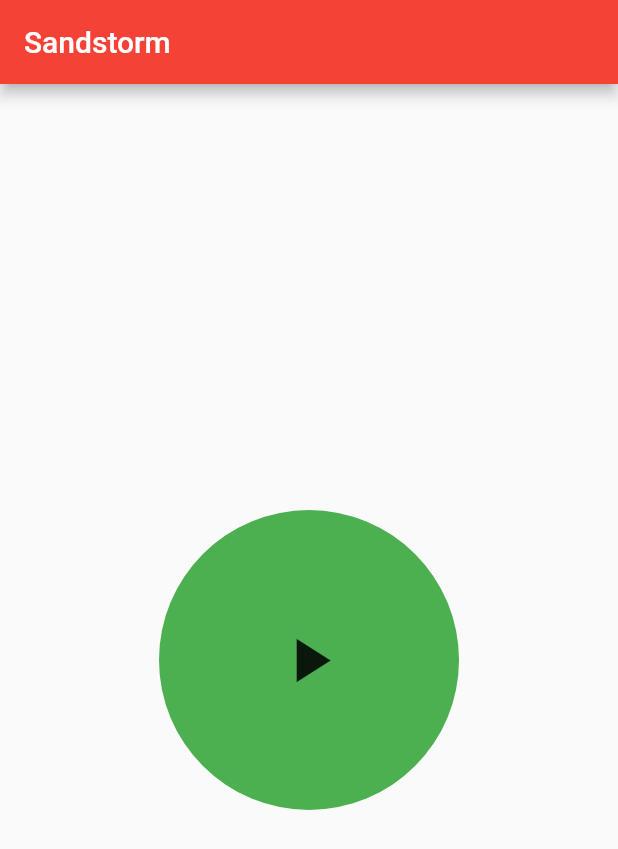
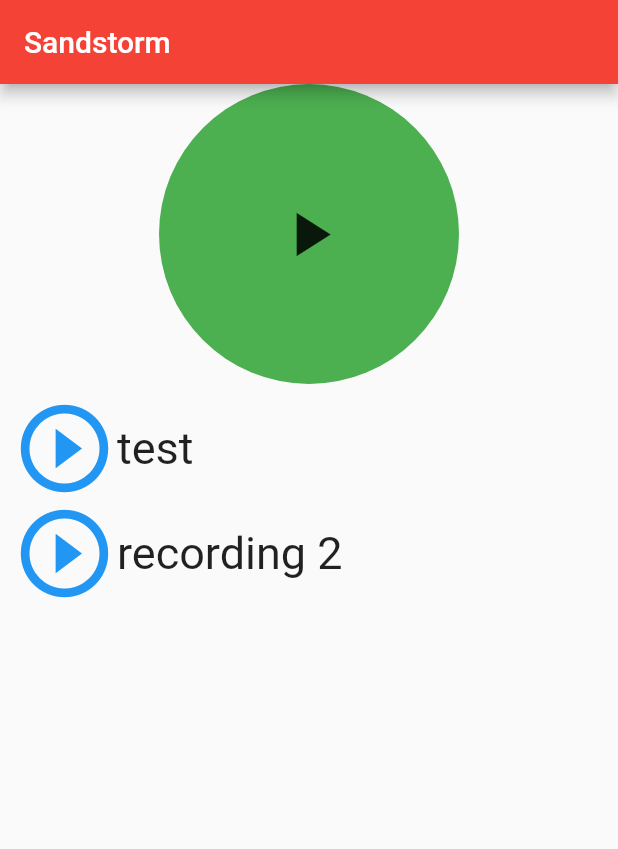
Before and after one commit to alexisrc1/sandstorm, a Flutter app: the screen it shows after launch, on a phone screen of 412 x 824 dp. Shown: the top 849 px of the screen. Run offline on Flutter 3.47's test engine with Material 2 defaults, Android fonts, the phone set to English and light mode, and no system bars; missing offline and left inert: flutter_sound, simple_permissions.

Commit message:
Add a list of recordings to the UI

```diff
--- /dev/null
+++ b/sandstorm_app/lib/Recording.dart
@@ -0,0 +1,12 @@
+Uri BASE_URI = Uri.parse("http://192.168.42.43:5000/static/recordings/");
+
+class Recording {
+  String name;
+  int time;
+
+  Recording(this.name, this.time);
+
+  Uri get uri => BASE_URI.resolve(name);
+
+  DateTime get date => new DateTime.fromMicrosecondsSinceEpoch(time ~/ 1000);
+}
--- /dev/null
+++ b/sandstorm_app/lib/RecordingWidget.dart
@@ -0,0 +1,27 @@
+import 'package:flutter/material.dart';
+import 'package:flutter/widgets.dart';
+import 'package:sandstorm_app/Recording.dart';
+
+class RecordingWidget extends StatelessWidget {
+  final Recording _recording;
+
+  RecordingWidget(this._recording);
+
+  @override
+  Widget build(BuildContext context) {
+    return Row(
+      mainAxisSize: MainAxisSize.min,
+      children: <Widget>[
+        Icon(
+          Icons.play_circle_outline,
+          color: Colors.blue,
+          semanticLabel: "play the recording",
+          size: 70.0,
+        ),
+        new Expanded(
+          child: Text(this._recording.name, style: TextStyle(fontSize: 30.0),),
+        )
+      ],
+    );
+  }
+}
--- /dev/null
+++ b/sandstorm_app/lib/RecordingsList.dart
@@ -0,0 +1,36 @@
+import 'package:flutter/material.dart';
+import 'package:flutter/widgets.dart';
+
+import 'package:sandstorm_app/Recording.dart';
+import 'package:sandstorm_app/RecordingWidget.dart';
+
+const UPLOAD_ENDPOINT = "http://192.168.42.43:5000/upload";
+
+class RecordingsList extends StatefulWidget {
+  RecordingsList({Key key}) : super(key: key);
+
+  @override
+  _RecordingsListState createState() => new _RecordingsListState();
+}
+
+class _RecordingsListState extends State<RecordingsList> {
+  List<Recording> _recordings;
+
+  @override
+  void initState() {
+    super.initState();
+    _recordings = [new Recording("test", 0), new Recording("recording 2", 3)];
+  }
+
+  @override
+  Widget build(BuildContext context) {
+    return Expanded(
+        child: ListView.builder(
+      padding: new EdgeInsets.all(8.0),
+      itemCount: _recordings.length,
+      itemBuilder: (BuildContext context, int index) {
+        return new RecordingWidget(_recordings[index]);
+      },
+    ));
+  }
+}
--- a/sandstorm_app/lib/main.dart
+++ b/sandstorm_app/lib/main.dart
@@ -1,5 +1,6 @@
 import 'package:flutter/material.dart';
 import 'package:sandstorm_app/RecordButton.dart';
+import 'package:sandstorm_app/RecordingsList.dart';
 
 void main() => runApp(new MyApp());
 
@@ -53,7 +54,10 @@ class _MyHomePageState extends State<MyHomePage> {
       body: new Center(
         child: new Column(
           mainAxisAlignment: MainAxisAlignment.center,
-          children: <Widget>[new RecordButton()],
+          children: <Widget>[
+            RecordButton(),
+            RecordingsList()
+          ],
         ),
       ),
     );
```
